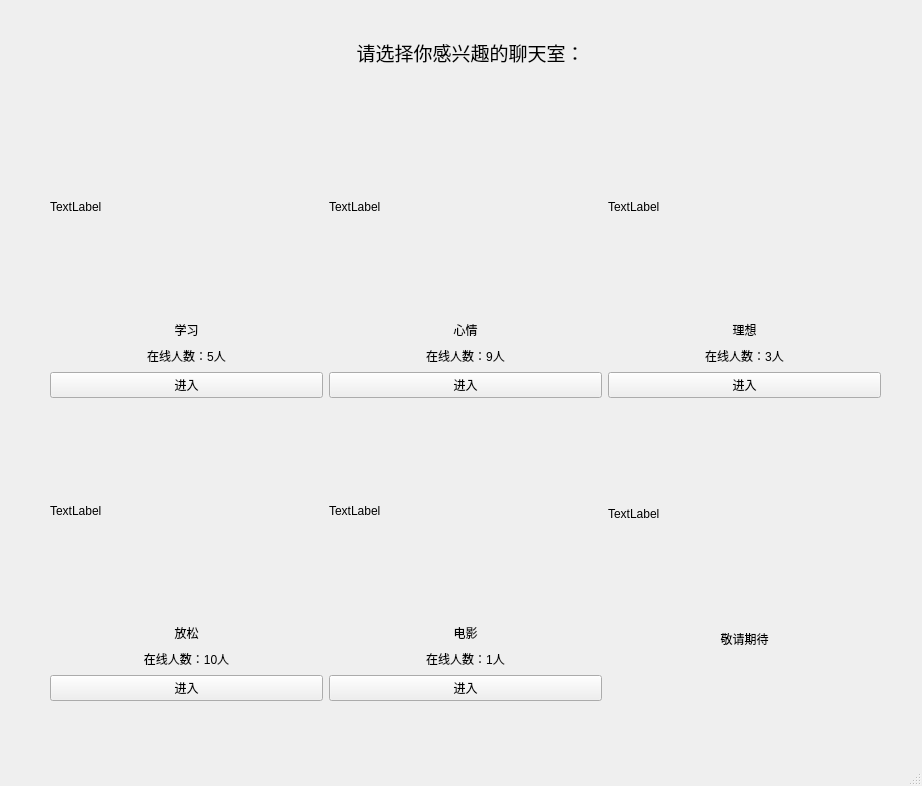
Before: the Qt Designer form qt/home.ui in kevin2li/network-programming-curriculum-project, drawn with Qt 5.
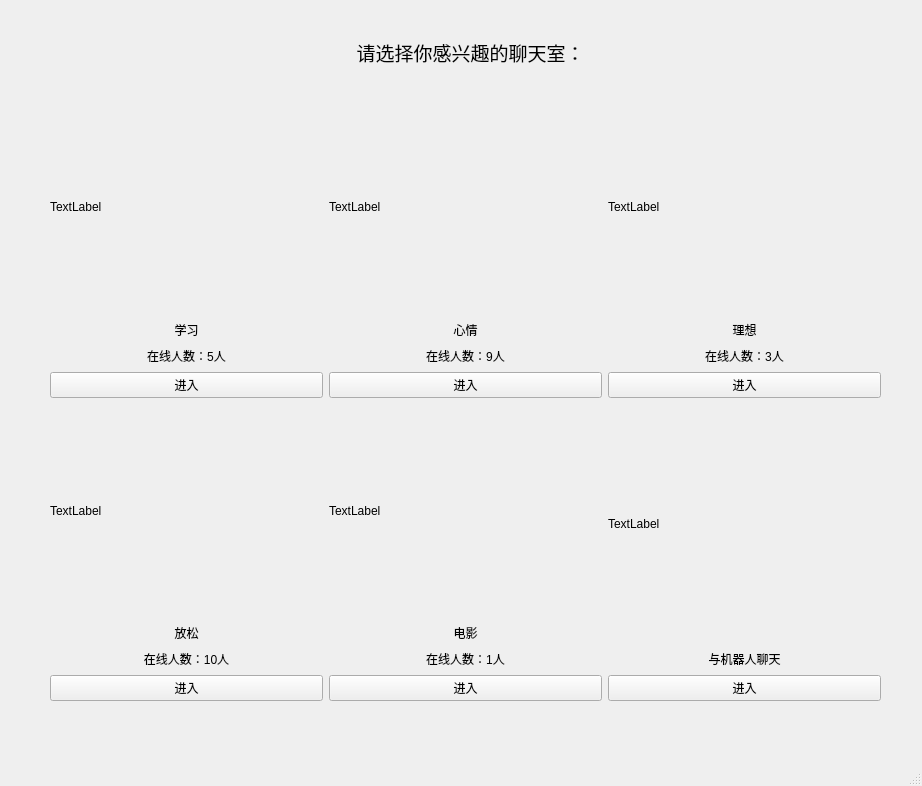
After: the same form once the commit is applied.

Patch:
```diff
--- a/qt/home.ui
+++ b/qt/home.ui
@@ -328,7 +328,7 @@
           </size>
          </property>
          <property name="text">
-          <string>敬请期待</string>
+          <string>与机器人聊天</string>
          </property>
          <property name="alignment">
           <set>Qt::AlignCenter</set>
@@ -336,34 +336,9 @@
         </widget>
        </item>
        <item>
-        <widget class="QLabel" name="label_22">
-         <property name="maximumSize">
-          <size>
-           <width>16777215</width>
-           <height>20</height>
-          </size>
-         </property>
+        <widget class="QPushButton" name="pushButton_6">
          <property name="text">
-          <string/>
-         </property>
-         <property name="alignment">
-          <set>Qt::AlignCenter</set>
-         </property>
-        </widget>
-       </item>
-       <item>
-        <widget class="QLabel" name="label_23">
-         <property name="maximumSize">
-          <size>
-           <width>16777215</width>
-           <height>20</height>
-          </size>
-         </property>
-         <property name="text">
-          <string/>
-         </property>
-         <property name="alignment">
-          <set>Qt::AlignCenter</set>
+          <string>进入</string>
          </property>
         </widget>
        </item>
```
Left out of the diff: 17 changed lines with no effect on the pictures.
